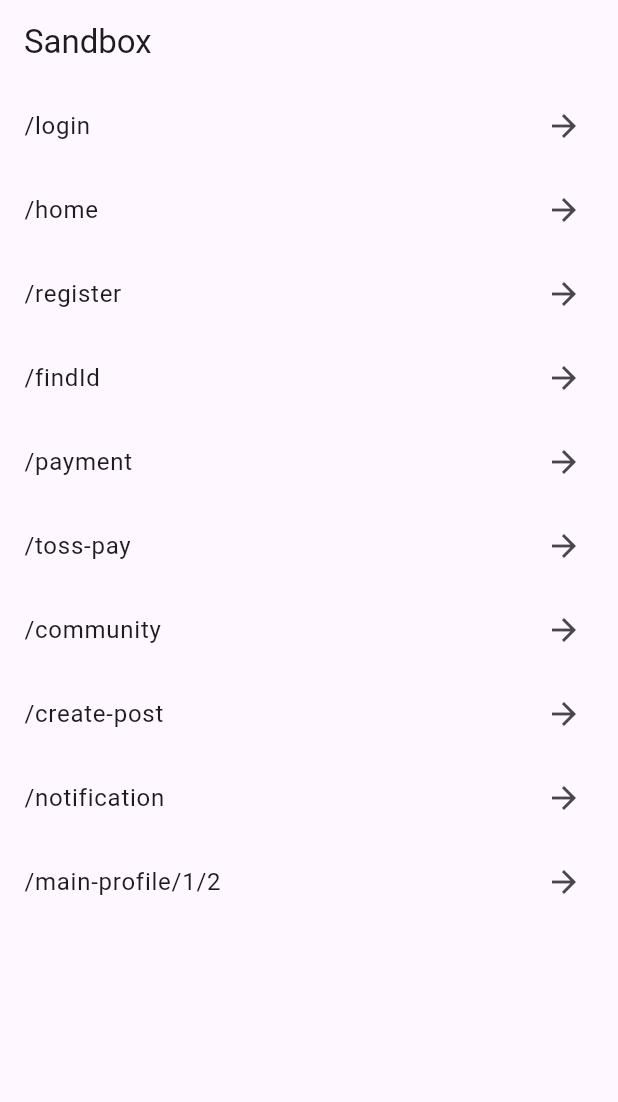
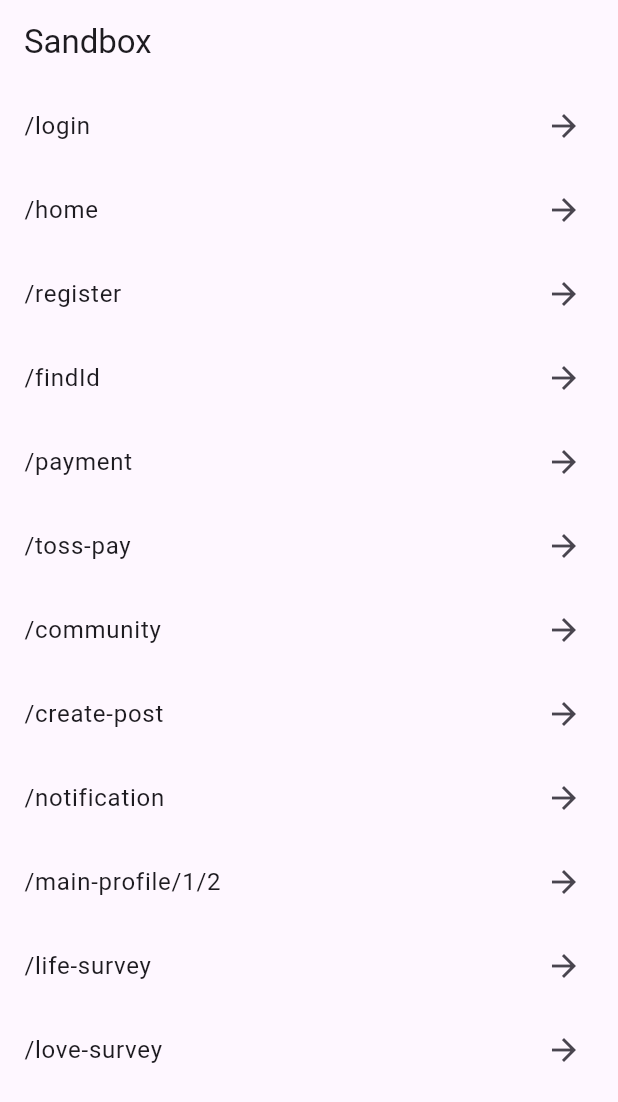
Before and after one commit to Talker456/soulfit-client, a Flutter app: the SandboxScreen screen opened by its route, on a phone screen of 412 x 824 dp. Shown: the top 1102 px of the screen. Run offline on Flutter 3.47's test engine with Material 3 defaults, Android fonts, the light colour scheme and no system bars; our stand-ins replace dartz, flutter_dotenv, flutter_riverpod, flutter_secure_storage, get_it, go_router and 2 more; missing offline and left inert: portone_flutter, tosspayments_widget_sdk_flutter; accounts and stored records are empty; Roboto replaces fonts that are missing (NotoSans).

Commit message:
fix : survey - app router : 검사 관련 path 2개 추가

```diff
--- a/lib/config/router/app_router.dart
+++ b/lib/config/router/app_router.dart
@@ -4,6 +4,8 @@ import 'package:go_router/go_router.dart';
 import 'package:soulfit_client/feature/authentication/presentation/screens/find_id_screen.dart';
 import 'package:soulfit_client/feature/main_profile/ui/screen/main_profile_screen.dart';
 import 'package:soulfit_client/feature/notification/presentation/ui/notification_screen.dart';
+import 'package:soulfit_client/feature/survey/presentation/screens/life_survey_screen.dart';
+import 'package:soulfit_client/feature/survey/presentation/screens/love_survey_screen.dart';
 
 import '../../core/dev/sandbox_screen.dart';
 import '../../feature/authentication/presentation/riverpod/login_riverpod.dart';
@@ -28,10 +30,12 @@ class AppRoutes {
   static const String createPost = '/create-post';
   static const String noti = '/notification';
   static const String mainProfile = '/main-profile/1/2';
+  static const String lifeSurvey ='/life-survey';
+  static const String loveSurvey ='/love-survey';
 
   static const List<String> allRoutes = [
     login, home, register, findId, payment, tossPayment,
-    community, createPost,noti, mainProfile,
+    community, createPost,noti, mainProfile, lifeSurvey,loveSurvey,
   ];
 }
 final GoRouter appRouter = GoRouter(
@@ -93,6 +97,14 @@ final GoRouter appRouter = GoRouter(
               targetUserId: state.pathParameters['target'] as String
           )
     ),
+    GoRoute(
+        path: AppRoutes.lifeSurvey,
+        name: 'life-survey',
+        builder: (context,state)=> const LifeSurveyScreen()),
+    GoRoute(
+        path: AppRoutes.loveSurvey,
+        name: 'love-survey',
+        builder: (context,state)=> const LoveSurveyScreen()),
 
   ],
   redirect: (context, state) {
```
